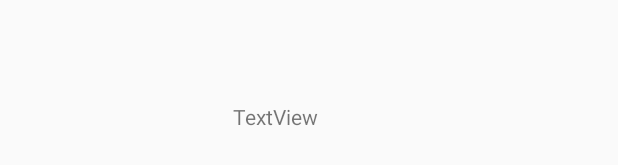
After one commit to HSZG-Informatik-Projekte/WBS, an Android app: the layout activity_show_profile.xml on its own in the app's theme, with its tools: preview values and no code run, on a phone screen of 412 x 824 dp. The commit adds this screen. Shown: the part 325-490 px from the top of the screen. Run offline under Robolectric (Android 15) with nearby library versions, the phone set to English and light mode, and no system bars.

Commit message:
Show Profile

```diff
--- a/app/src/main/AndroidManifest.xml
+++ b/app/src/main/AndroidManifest.xml
@@ -12,6 +12,8 @@
         android:roundIcon="@mipmap/ic_launcher_round"
         android:supportsRtl="true"
         android:theme="@style/FullScreen">
+        <activity android:name=".QuestionActivity"></activity>
+        <activity android:name=".ShowProfileActivity" />
         <activity
             android:name=".VideoScreenActivity"
             android:label="VideoScreenActivity"
@@ -42,7 +44,7 @@
             android:theme="@style/FullscreenTheme" />
         <activity
             android:name=".MainActivity"
-            android:theme="@style/FullScreenWithActionBar" />
+            android:theme="@style/FullScreen.NoActionBar" />
     </application>
 
 </manifest>
--- a/app/src/main/java/com/example/wbs/CreateProfileActivity.java
+++ b/app/src/main/java/com/example/wbs/CreateProfileActivity.java
@@ -28,6 +28,7 @@ public class CreateProfileActivity extends AppCompatActivity {
         final Button ButtonFemale = findViewById(R.id.CPA_button_female);
         final Button ButtonMale = findViewById(R.id.CPA_button_male);
         final Button nextActivity = findViewById(R.id.CPA_button_next);
+        final Button changeActivityProfile = findViewById(R.id.CPA_button_next);
 
         //nextActivity.setEnabled(false);
         TxtName.setText("");
--- a/app/src/main/java/com/example/wbs/MainActivity.java
+++ b/app/src/main/java/com/example/wbs/MainActivity.java
@@ -18,6 +18,8 @@ public class MainActivity extends AppCompatActivity {
         wbsProfile = (UserProfileClass) getIntent().getExtras().getSerializable("wbsProfile");
 
         setContentView(R.layout.activity_main);
+
+        ImageView fab = findViewById(R.id.MA_floatingActionButton);
 
         ImageView image = findViewById(R.id.MA_imageview_1);
         image.setOnClickListener(new View.OnClickListener() {
--- a/app/src/main/java/com/example/wbs/SplashScreen.java
+++ b/app/src/main/java/com/example/wbs/SplashScreen.java
@@ -20,7 +20,7 @@ public class SplashScreen extends AppCompatActivity {
         /* DEBUG
         *  vor start Profil Datei löschen
         */
-        JsonUtil.DeletProfile(this);
+        //JsonUtil.DeletProfile(this);
 
 
         wbsProfile = new UserProfileClass(this);
--- /dev/null
+++ b/app/src/main/res/layout/activity_show_profile.xml
@@ -0,0 +1,24 @@
+<?xml version="1.0" encoding="utf-8"?>
+<android.support.constraint.ConstraintLayout xmlns:android="http://schemas.android.com/apk/res/android"
+    xmlns:app="http://schemas.android.com/apk/res-auto"
+    xmlns:tools="http://schemas.android.com/tools"
+    android:layout_width="match_parent"
+    android:layout_height="match_parent"
+    tools:context=".ShowProfileActivity">
+
+    <TextView
+        android:id="@+id/SPA_text_name"
+        android:layout_width="wrap_content"
+        android:layout_height="wrap_content"
+        android:layout_marginStart="8dp"
+        android:layout_marginTop="8dp"
+        android:layout_marginEnd="8dp"
+        android:layout_marginBottom="8dp"
+        android:text="TextView"
+        app:layout_constraintBottom_toBottomOf="parent"
+        app:layout_constraintEnd_toEndOf="parent"
+        app:layout_constraintHorizontal_bias="0.434"
+        app:layout_constraintStart_toStartOf="parent"
+        app:layout_constraintTop_toTopOf="parent"
+        app:layout_constraintVertical_bias="0.351" />
+</android.support.constraint.ConstraintLayout>
```
Also changed, not shown: app/src/main/java/com/example/wbs/QuestionActivity.java (added, +13 -0 lines), app/src/main/java/com/example/wbs/ShowProfileActivity.java (added, +16 -0 lines), app/src/main/res/layout/activity_main.xml (+18 -0 lines), app/src/main/res/layout/activity_question.xml (added, +9 -0 lines).
